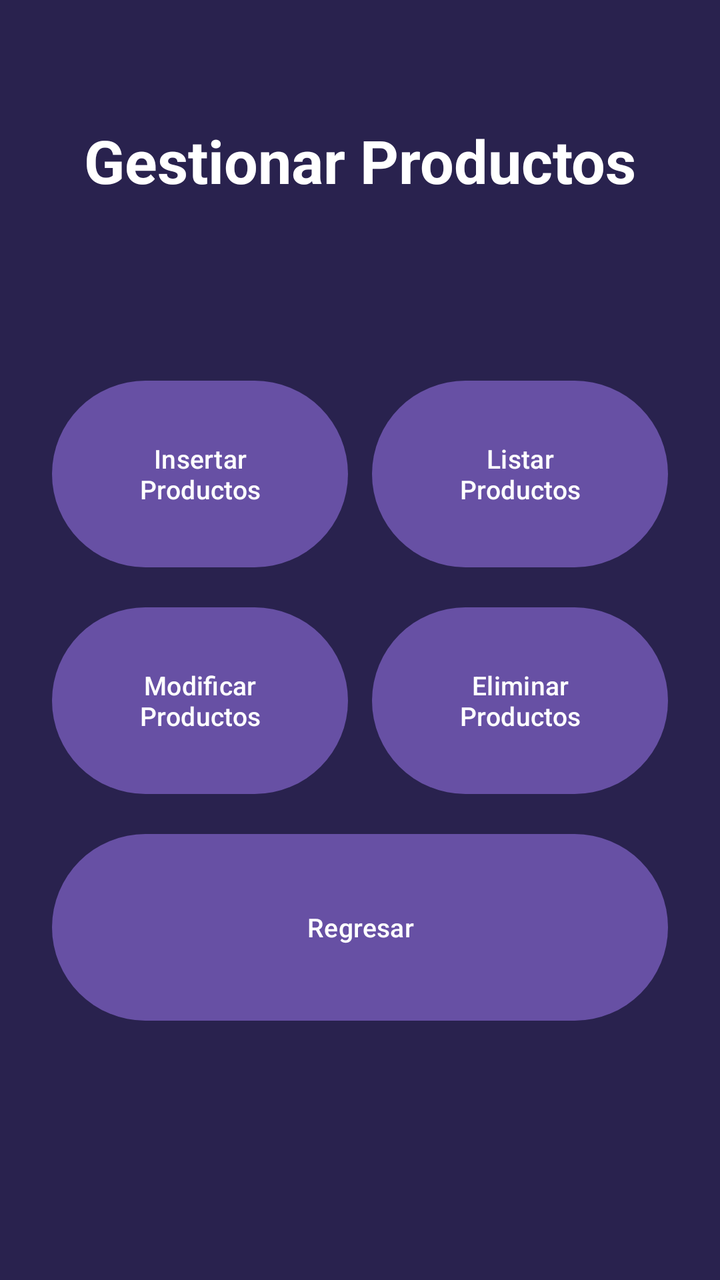
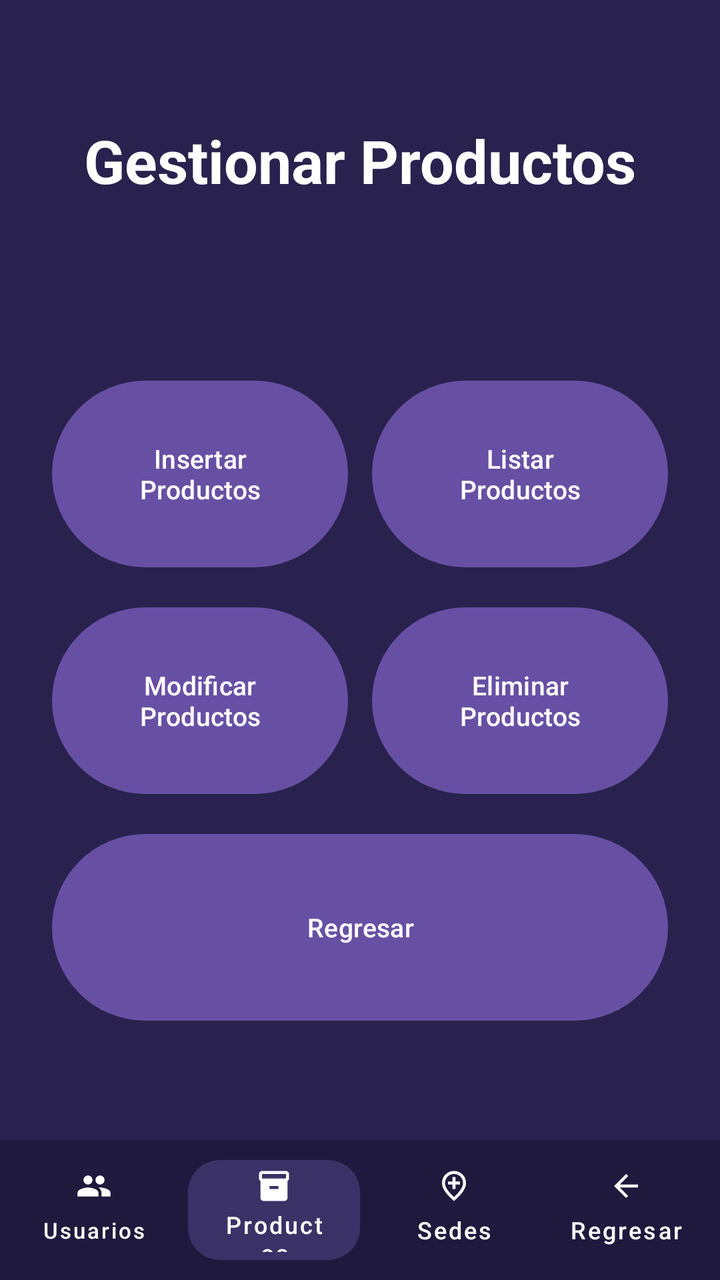

Before-and-after screenshots of an Android layout around one commit, followed by the original layout XML and the change that was made.
<!-- AndroidManifest.xml: application theme Theme.AlcamenProyectoFinal -->
<!-- res/layout/activity_frm_gestion_productos.xml -->
<?xml version="1.0" encoding="utf-8"?>
<androidx.constraintlayout.widget.ConstraintLayout xmlns:android="http://schemas.android.com/apk/res/android"
    xmlns:app="http://schemas.android.com/apk/res-auto"
    xmlns:tools="http://schemas.android.com/tools"
    android:id="@+id/main"
    android:background="#29224E" android:layout_width="match_parent"
    android:layout_height="match_parent"
    tools:context=".Vista.frmGestionProductos">

    <TextView
        android:id="@+id/textView6"
        android:layout_width="wrap_content"
        android:layout_height="wrap_content"
        android:text="Gestionar Productos"
        android:textColor="#FFFFFF"
        android:textSize="30sp"
        android:textStyle="bold"
        android:layout_marginTop="60dp"
        app:layout_constraintEnd_toEndOf="parent"
        app:layout_constraintStart_toStartOf="parent"
        app:layout_constraintTop_toTopOf="parent" />

    <GridLayout
        android:layout_width="320dp"
        android:layout_height="340dp"
        android:columnCount="2"
        android:rowCount="3"
        app:layout_constraintBottom_toBottomOf="parent"
        app:layout_constraintEnd_toEndOf="parent"
        app:layout_constraintStart_toStartOf="parent"
        app:layout_constraintTop_toBottomOf="@+id/textView6"
        app:layout_constraintVertical_bias="0.4">

        <Button
            android:id="@+id/button13"
            android:layout_width="0dp"
            android:layout_height="0dp"
            android:layout_rowWeight="1"
            android:layout_columnWeight="1"
            android:layout_margin="6dp"
            android:onClick="btnInsertarProductos"
            android:text="Insertar\nProductos"
            android:textSize="13sp" />

        <Button
            android:id="@+id/button14"
            android:layout_width="0dp"
            android:layout_height="0dp"
            android:layout_rowWeight="1"
            android:layout_columnWeight="1"
            android:layout_margin="6dp"
            android:onClick="btnListarProductos"
            android:text="Listar\nProductos"
            android:textSize="13sp" />

        <Button
            android:id="@+id/button15"
            android:layout_width="0dp"
            android:layout_height="0dp"
            android:layout_rowWeight="1"
            android:layout_columnWeight="1"
            android:layout_margin="6dp"
            android:onClick="btnModificarProductos"
            android:text="Modificar\nProductos"
            android:textSize="13sp" />

        <Button
            android:id="@+id/button16"
            android:layout_width="0dp"
            android:layout_height="0dp"
            android:layout_rowWeight="1"
            android:layout_columnWeight="1"
            android:layout_margin="6dp"
            android:onClick="btnEliminarProductos"
            android:text="Eliminar\nProductos"
            android:textSize="13sp" />

        <Button
            android:id="@+id/button17"
            android:layout_width="0dp"
            android:layout_height="0dp"
            android:layout_rowWeight="1"
            android:layout_columnSpan="2"
            android:layout_columnWeight="2"
            android:layout_margin="6dp"
            android:onClick="btnRegresar"
            android:text="Regresar"
            android:textSize="13sp" />

    </GridLayout>

</androidx.constraintlayout.widget.ConstraintLayout>
<!-- resources referenced by this layout -->
<resources>
  <style name="Theme.AlcamenProyectoFinal" parent="Base.Theme.AlcamenProyectoFinal" />
  <style name="Base.Theme.AlcamenProyectoFinal" parent="Theme.Material3.DayNight.NoActionBar">
          
          
      </style>
</resources>

<!-- the commit's change to res/layout/activity_frm_gestion_productos.xml (unified diff, before → after) -->
@@ -89,4 +89,81 @@
 
     </GridLayout>
 
+    <LinearLayout
+        android:id="@+id/bottomBar"
+        android:layout_width="match_parent"
+        android:layout_height="70dp"
+        android:background="#1F1A3D"
+        android:orientation="horizontal"
+        android:padding="4dp"
+        android:gravity="center_vertical"
+        app:layout_constraintBottom_toBottomOf="parent"
+        app:layout_constraintEnd_toEndOf="parent"
+        app:layout_constraintStart_toStartOf="parent">
+
+        <com.google.android.material.button.MaterialButton
+            android:id="@+id/btnUsuarios"
+            style="@style/Widget.MaterialComponents.Button.TextButton"
+            android:layout_width="0dp"
+            android:layout_height="match_parent"
+            android:layout_weight="1"
+            android:text="Usuarios"
+            android:textColor="@android:color/white"
+            android:textSize="11sp"
+            app:icon="@drawable/ic_people"
+            app:iconGravity="top"
+            app:iconPadding="2dp"
+            app:iconTint="@android:color/white"
+            app:textAllCaps="false" />
+
+        <com.google.android.material.button.MaterialButton
+            android:id="@+id/btnProductos"
+            style="@style/Widget.MaterialComponents.Button.UnelevatedButton"
+            android:layout_width="0dp"
+            android:layout_height="wrap_content"
+            android:layout_marginHorizontal="4dp"
+            android:layout_weight="1"
+            android:text="Productos"
+            android:textColor="@android:color/white"
+            android:textSize="12sp"
+            app:backgroundTint="#3A3266"
+            app:cornerRadius="16dp"
+            app:icon="@drawable/ic_inventory"
+            app:iconGravity="top"
+            app:iconPadding="2dp"
+            app:iconTint="@android:color/white"
+            app:textAllCaps="false" />
+
+        <com.google.android.material.button.MaterialButton
+            android:id="@+id/btnSedes"
+            style="@style/Widget.MaterialComponents.Button.TextButton"
+            android:layout_width="0dp"
+            android:layout_height="match_parent"
+            android:layout_weight="1"
+            android:text="Sedes"
+            android:textColor="@android:color/white"
+            android:textSize="12sp"
+            app:icon="@drawable/ic_location_city"
+            app:iconGravity="top"
+            app:iconPadding="2dp"
+            app:iconTint="@android:color/white"
+            app:textAllCaps="false" />
+
+        <com.google.android.material.button.MaterialButton
+            android:id="@+id/btnRegresar"
+            style="@style/Widget.MaterialComponents.Button.TextButton"
+            android:layout_width="0dp"
+            android:layout_height="match_parent"
+            android:layout_weight="1"
+            android:text="Regresar"
+            android:textColor="@android:color/white"
+            android:textSize="12sp"
+            app:icon="@drawable/ic_arrow_back"
+            app:iconGravity="top"
+            app:iconPadding="2dp"
+            app:iconTint="@android:color/white"
+            app:textAllCaps="false" />
+
+    </LinearLayout>
+
 </androidx.constraintlayout.widget.ConstraintLayout>
<!-- resource entries referenced after the edit -->
@@ -1,5 +1,29 @@
 <!-- resources referenced by this layout -->
 <resources>
+  <!-- drawable ic_arrow_back (drawable) -->
+  <vector xmlns:android="http://schemas.android.com/apk/res/android" android:autoMirrored="true" android:height="24dp" android:tint="#000000" android:viewportHeight="960" android:viewportWidth="960" android:width="24dp">
+        
+      <path android:fillColor="@android:color/white" android:pathData="M313,520L537,744L480,800L160,480L480,160L537,216L313,440L800,440L800,520L313,520Z"/>
+      
+  </vector>
+  <!-- drawable ic_inventory (drawable) -->
+  <vector xmlns:android="http://schemas.android.com/apk/res/android" android:height="24dp" android:tint="#000000" android:viewportHeight="24" android:viewportWidth="24" android:width="24dp">
+        
+      <path android:fillColor="@android:color/white" android:pathData="M20,2L4,2c-1,0 -2,0.9 -2,2v3.01c0,0.72 0.43,1.34 1,1.69L3,20c0,1.1 1.1,2 2,2h14c0.9,0 2,-0.9 2,-2L21,8.7c0.57,-0.35 1,-0.97 1,-1.69L22,4c0,-1.1 -1,-2 -2,-2zM15,14L9,14v-2h6v2zM20,7L4,7L4,4l16,-0.02L20,7z"/>
+      
+  </vector>
+  <!-- drawable ic_location_city (drawable) -->
+  <vector xmlns:android="http://schemas.android.com/apk/res/android" android:height="24dp" android:tint="#000000" android:viewportHeight="960" android:viewportWidth="960" android:width="24dp">
+        
+      <path android:fillColor="@android:color/white" android:pathData="M440,560L520,560L520,440L640,440L640,360L520,360L520,240L440,240L440,360L320,360L320,440L440,440L440,560ZM480,774Q602,662 661,570.5Q720,479 720,408Q720,299 650.5,229.5Q581,160 480,160Q379,160 309.5,229.5Q240,299 240,408Q240,479 299,570.5Q358,662 480,774ZM480,880Q319,743 239.5,625.5Q160,508 160,408Q160,258 256.5,169Q353,80 480,80Q607,80 703.5,169Q800,258 800,408Q800,508 720.5,625.5Q641,743 480,880ZM480,400Q480,400 480,400Q480,400 480,400Q480,400 480,400Q480,400 480,400Q480,400 480,400Q480,400 480,400Q480,400 480,400Q480,400 480,400Z"/>
+      
+  </vector>
+  <!-- drawable ic_people (drawable) -->
+  <vector xmlns:android="http://schemas.android.com/apk/res/android" android:height="24dp" android:tint="#000000" android:viewportHeight="24" android:viewportWidth="24" android:width="24dp">
+        
+      <path android:fillColor="@android:color/white" android:pathData="M16,11c1.66,0 2.99,-1.34 2.99,-3S17.66,5 16,5c-1.66,0 -3,1.34 -3,3s1.34,3 3,3zM8,11c1.66,0 2.99,-1.34 2.99,-3S9.66,5 8,5C6.34,5 5,6.34 5,8s1.34,3 3,3zM8,13c-2.33,0 -7,1.17 -7,3.5L1,19h14v-2.5c0,-2.33 -4.67,-3.5 -7,-3.5zM16,13c-0.29,0 -0.62,0.02 -0.97,0.05 1.16,0.84 1.97,1.97 1.97,3.45L17,19h6v-2.5c0,-2.33 -4.67,-3.5 -7,-3.5z"/>
+      
+  </vector>
   <style name="Theme.AlcamenProyectoFinal" parent="Base.Theme.AlcamenProyectoFinal" />
   <style name="Base.Theme.AlcamenProyectoFinal" parent="Theme.Material3.DayNight.NoActionBar">
           
